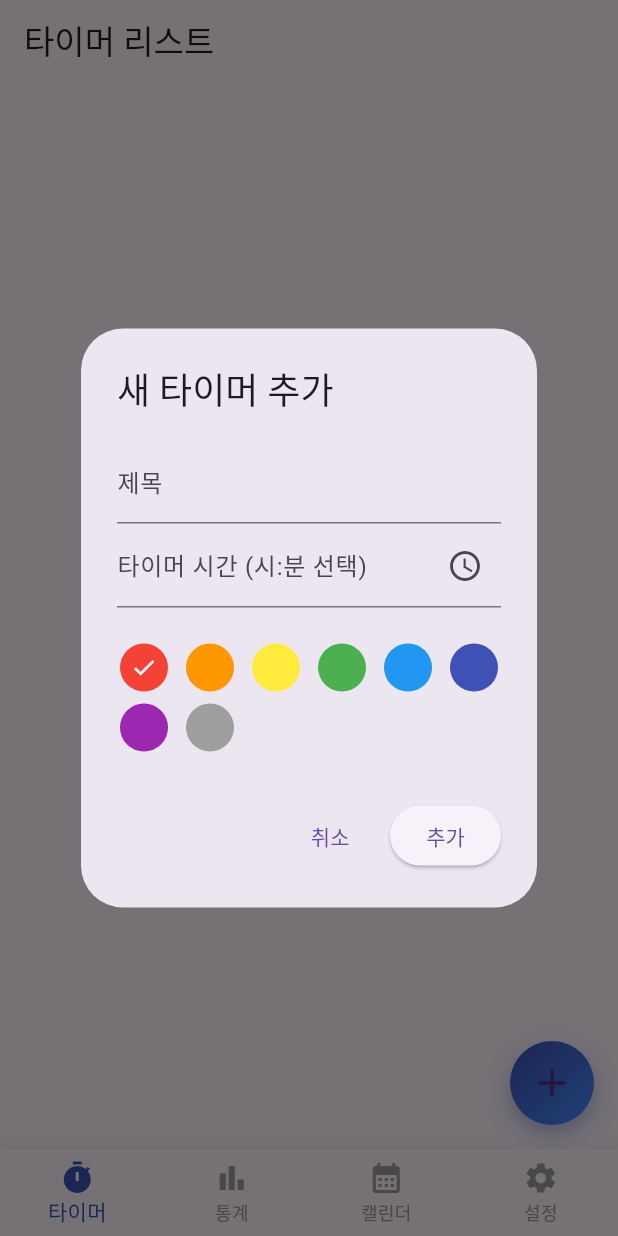
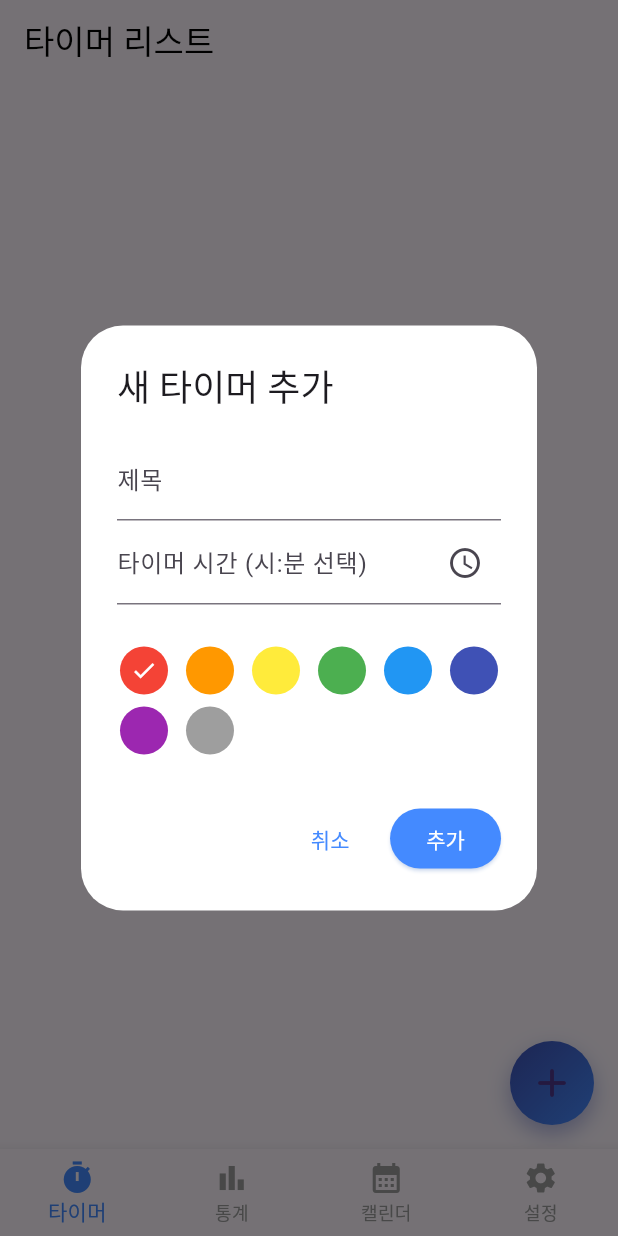
Before and after one commit to dahli4/timerapp, a Flutter app: the screen it shows after launch, after a tap on the "add" icon, on a phone screen of 412 x 824 dp. Run offline on Flutter 3.47's test engine with Material 3 defaults, Android fonts, the light colour scheme and no system bars; our stand-ins replace flutter_local_notifications, hive, hive_flutter, permission_handler, shared_preferences, table_calendar and 1 more; accounts and stored records are empty.

Commit message:
[Chore] 색상수정, 타이머배경 변경

```diff
--- a/lib/app/main_tab_controller.dart
+++ b/lib/app/main_tab_controller.dart
@@ -34,7 +34,7 @@ class _MainTabControllerState extends State<MainTabController> {
       bottomNavigationBar: BottomNavigationBar(
         currentIndex: _selectedIndex,
         onTap: _onItemTapped,
-        selectedItemColor: Colors.indigo,
+        selectedItemColor: Colors.blueAccent,
         unselectedItemColor: Colors.grey,
         type: BottomNavigationBarType.fixed,
         items: const [
--- a/lib/features/calendar/calendar_screen.dart
+++ b/lib/features/calendar/calendar_screen.dart
@@ -94,14 +94,14 @@ class _CalendarScreenState extends State<CalendarScreen> {
                   decoration: BoxDecoration(
                     shape: BoxShape.rectangle,
                     borderRadius: BorderRadius.circular(8),
-                    border: Border.all(color: Colors.indigo, width: 2),
+                    border: Border.all(color: Colors.lightBlue, width: 2),
                     color: isSelected ? Colors.red : null,
                   ),
                   alignment: Alignment.center,
                   child: Text(
                     '${date.day}',
                     style: TextStyle(
-                      color: isSelected ? Colors.white : Colors.indigo,
+                      color: isSelected ? Colors.white : Colors.lightBlue,
                       fontWeight: FontWeight.bold,
                     ),
                   ),
--- a/lib/features/stats/stats_screen.dart
+++ b/lib/features/stats/stats_screen.dart
@@ -115,7 +115,7 @@ class StatsScreen extends StatelessWidget {
             // 오늘 공부
             Text(
               '오늘 ${todayMinutes ~/ 60}시간 ${todayMinutes % 60}분 $todaySeconds초',
-              style: const TextStyle(fontSize: 18, color: Colors.indigo),
+              style: const TextStyle(fontSize: 18, color: Colors.lightBlue),
             ),
             const SizedBox(height: 32), // 간격 넓힘
             // 과목별 누적 시간 (Bar)
--- a/lib/features/timer_list/timer_list_dialogs.dart
+++ b/lib/features/timer_list/timer_list_dialogs.dart
@@ -1,4 +1,5 @@
 import 'package:flutter/material.dart';
+import 'package:flutter/cupertino.dart';
 
 Future<void> showTimerDialog({
   required BuildContext context,
@@ -33,44 +34,107 @@ Future<void> showTimerDialog({
               ),
               GestureDetector(
                 onTap: () async {
-                  final picked = await showTimePicker(
+                  Duration initial = Duration(
+                    minutes: int.tryParse(durationController.text) ?? 0,
+                  );
+                  await showModalBottomSheet(
                     context: context,
-                    initialTime: TimeOfDay(
-                      hour:
-                          int.tryParse(durationController.text) != null
-                              ? int.parse(durationController.text) ~/ 60
-                              : 0,
-                      minute:
-                          int.tryParse(durationController.text) != null
-                              ? int.parse(durationController.text) % 60
-                              : 0,
+                    isScrollControlled: true, // ← 추가!
+                    shape: const RoundedRectangleBorder(
+                      borderRadius: BorderRadius.vertical(
+                        top: Radius.circular(24),
+                      ),
                     ),
+                    builder: (context) {
+                      Duration temp = initial;
+                      return Padding(
+                        padding: EdgeInsets.only(
+                          bottom:
+                              MediaQuery.of(context).viewInsets.bottom +
+                              24, // 키보드/하단 여백
+                          left: 16,
+                          right: 16,
+                          top: 16,
+                        ),
+                        child: SizedBox(
+                          height: 320, // 기존보다 더 높게
+                          child: Column(
+                            children: [
+                              Expanded(
+                                child: CupertinoTimerPicker(
+                                  mode: CupertinoTimerPickerMode.hm,
+                                  initialTimerDuration: initial,
+                                  onTimerDurationChanged: (Duration value) {
+                                    temp = value;
+                                  },
+                                ),
+                              ),
+                              TextButton(
+                                onPressed: () {
+                                  durationController.text =
+                                      (temp.inMinutes).toString();
+                                  Navigator.pop(context);
+                                },
+                                child: const Text('확인'),
+                              ),
+                            ],
+                          ),
+                        ),
+                      );
+                    },
                   );
-                  if (picked != null) {
-                    final minutes = picked.hour * 60 + picked.minute;
-                    durationController.text = minutes.toString();
-                  }
                 },
                 child: AbsorbPointer(
-                  child: TextField(
-                    controller: durationController,
-                    decoration: const InputDecoration(
-                      labelText: '타이머 시간 (시:분 선택)',
-                      suffixIcon: Icon(Icons.access_time),
-                    ),
-                    keyboardType: TextInputType.number,
+                  child: Column(
+                    crossAxisAlignment: CrossAxisAlignment.start,
+                    children: [
+                      TextField(
+                        controller: durationController,
+                        decoration: InputDecoration(
+                          labelText: '타이머 시간 (시:분 선택)',
+                          suffixIcon: const Icon(Icons.access_time),
+                        ),
+                        readOnly: true,
+                      ),
+                      const SizedBox(height: 4),
+                      Builder(
+                        builder: (context) {
+                          final min =
+                              int.tryParse(durationController.text) ?? 0;
+                          if (min >= 60) {
+                            final h = min ~/ 60;
+                            final m = min % 60;
+                            return Text(
+                              m > 0 ? '$h시간 $m분' : '$h시간',
+                              style: const TextStyle(
+                                color: Colors.grey,
+                                fontSize: 13,
+                              ),
+                            );
+                          } else if (min > 0) {
+                            return Text(
+                              '$min분',
+                              style: const TextStyle(
+                                color: Colors.grey,
+                                fontSize: 13,
+                              ),
+                            );
+                          }
+                          return const SizedBox.shrink();
+                        },
+                      ),
+                    ],
                   ),
                 ),
               ),
               const SizedBox(height: 16),
-              // 위 간격 추가
               const SizedBox(height: 8),
               ValueListenableBuilder<Color>(
                 valueListenable: colorNotifier,
                 builder:
                     (context, selectedColor, _) => Wrap(
                       spacing: 12,
-                      runSpacing: 8, // 아래 간격 추가
+                      runSpacing: 8,
                       children:
                           colors.map((color) {
                             return GestureDetector(
@@ -91,7 +155,7 @@ Future<void> showTimerDialog({
                           }).toList(),
                     ),
               ),
-              const SizedBox(height: 8), // 아래 간격 추가
+              const SizedBox(height: 8),
             ],
           ),
           actions: [
--- a/lib/main.dart
+++ b/lib/main.dart
@@ -29,10 +29,63 @@ class MyApp extends StatelessWidget {
         return MaterialApp(
           title: 'Timer App',
           debugShowCheckedModeBanner: false,
-          theme: ThemeData.light(),
-          darkTheme: ThemeData.dark(),
+          theme: ThemeData.light().copyWith(
+            colorScheme: ThemeData.light().colorScheme.copyWith(
+              primary: Colors.blueAccent, // 버튼 등 주요 색상
+              secondary: Colors.amber,
+              onPrimary: Colors.white,
+              onSurface: Colors.black,
+            ),
+            elevatedButtonTheme: ElevatedButtonThemeData(
+              style: ElevatedButton.styleFrom(
+                foregroundColor: Colors.white, // 버튼 텍스트
+                backgroundColor: Colors.blueAccent, // 버튼 배경
+                disabledBackgroundColor: Colors.blueAccent.withOpacity(0.5),
+                disabledForegroundColor: Colors.white70,
+                shadowColor: Colors.blueAccent.withOpacity(0.4),
+              ),
+            ),
+            textButtonTheme: TextButtonThemeData(
+              style: TextButton.styleFrom(
+                foregroundColor: Colors.blueAccent, // 텍스트버튼 색상
+              ),
+            ),
+            outlinedButtonTheme: OutlinedButtonThemeData(
+              style: OutlinedButton.styleFrom(
+                foregroundColor: Colors.blueAccent,
+                side: const BorderSide(color: Colors.blueAccent),
+              ),
+            ),
+            dialogTheme: DialogThemeData(backgroundColor: Colors.white),
+          ),
+          darkTheme: ThemeData.dark().copyWith(
+            colorScheme: ThemeData.dark().colorScheme.copyWith(
+              primary: Colors.blueAccent, // 버튼 등 주요 색상
+              secondary: Colors.amber, // 필요시 보조색
+              onPrimary: Colors.white, // 버튼 위 텍스트
+              onSurface: Colors.white, // 일반 텍스트
+            ),
+            elevatedButtonTheme: ElevatedButtonThemeData(
+              style: ElevatedButton.styleFrom(
+                foregroundColor: Colors.white, // 버튼 텍스트
+                backgroundColor: Colors.blueAccent, // 버튼 배경
+              ),
+            ),
+            textButtonTheme: TextButtonThemeData(
+              style: TextButton.styleFrom(
+                foregroundColor: Colors.amber, // 텍스트버튼 색상
+              ),
+            ),
+            textTheme: ThemeData.dark().textTheme.apply(
+              bodyColor: Colors.white,
+              displayColor: Colors.white,
+            ),
+            dialogTheme: DialogThemeData(
+              backgroundColor: Colors.grey[900],
+            ), // 다이얼로그 배경
+          ),
           themeMode: mode,
-          home: MainTabController(), // ← 반드시 메인탭 컨트롤러로!
+          home: MainTabController(),
         );
       },
     );
```
Also changed, not shown: lib/features/timer_list/timer_list_tile.dart (+9 -1 lines), lib/features/timer_run/timer_circle_painter.dart (+23 -36 lines), lib/features/timer_run/timer_run_screen.dart (+25 -32 lines).
